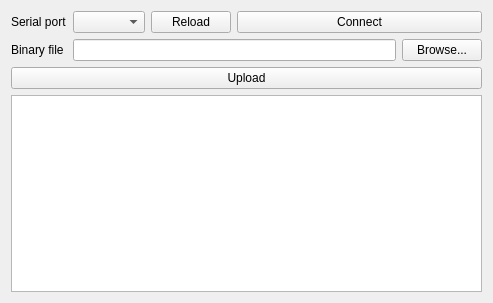
QkThings/qkloader, file efm32_loader/mainwindow.ui: the form before one commit.
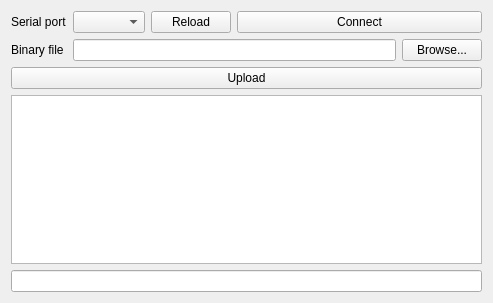
The form after the commit.

The edit to the form file:
```diff
--- a/efm32_loader/mainwindow.ui
+++ b/efm32_loader/mainwindow.ui
@@ -88,6 +88,9 @@
     <item>
      <widget class="QPlainTextEdit" name="textLog"/>
     </item>
+    <item>
+     <widget class="QLineEdit" name="lineASCII"/>
+    </item>
    </layout>
   </widget>
  </widget>
```
